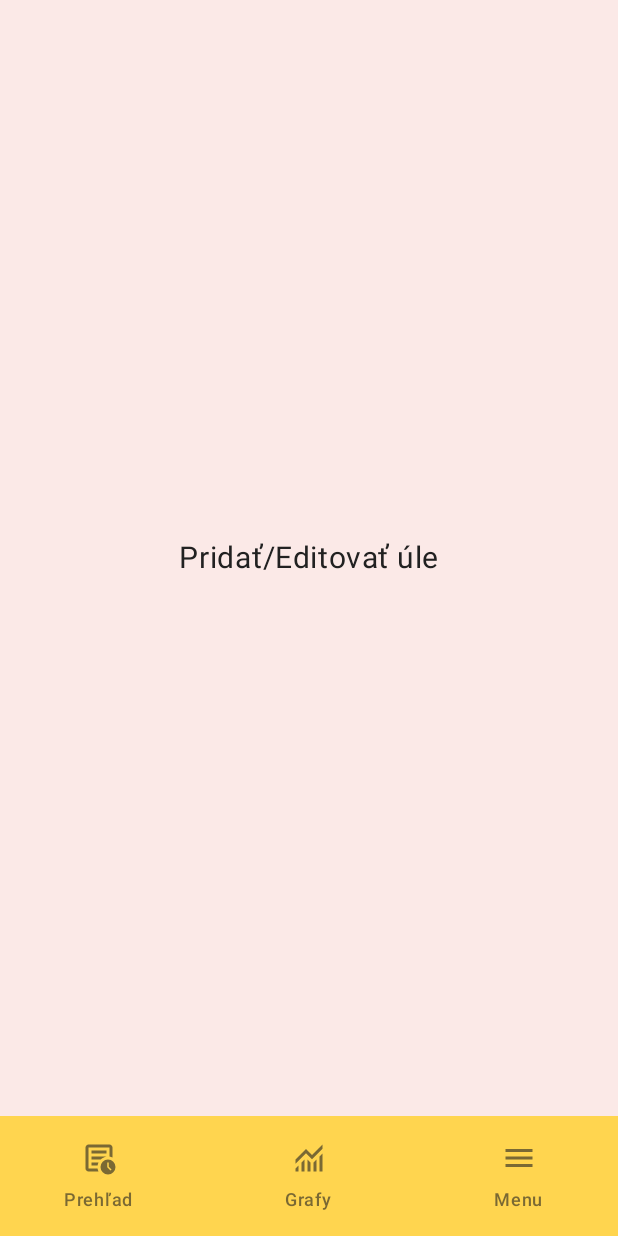
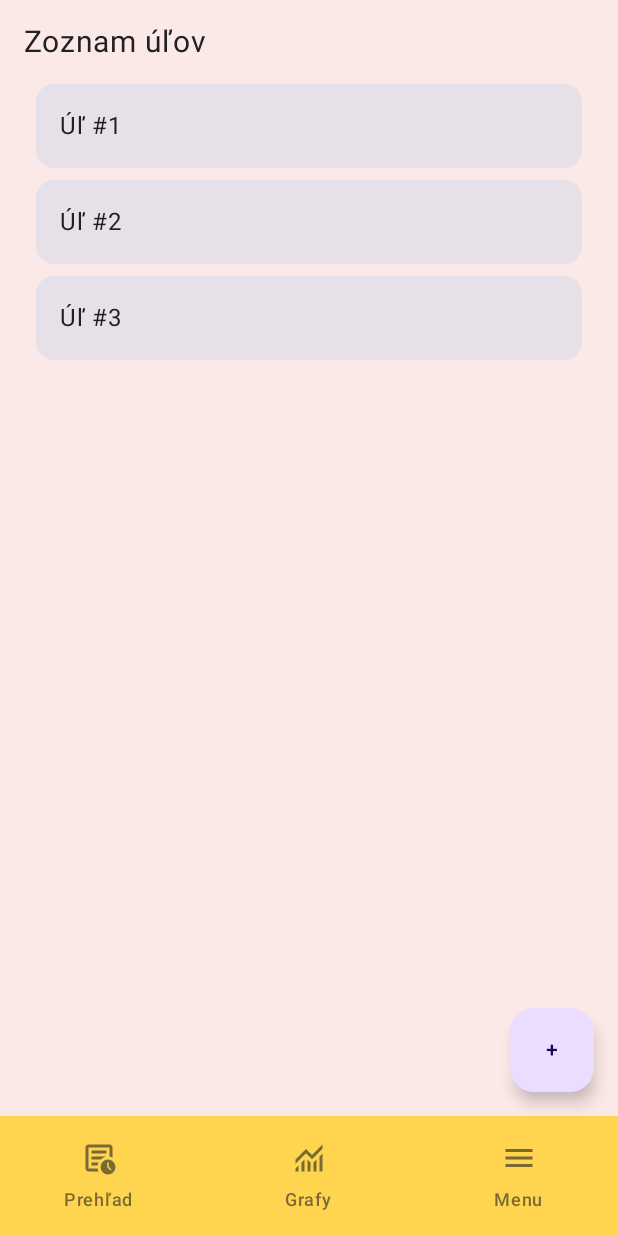
Before and after one commit to Miclah/BeeSense, an Android app built with Jetpack Compose: the HiveManagementScreen screen opened through its navigation route, on a phone screen of 412 x 824 dp. Run offline under Robolectric (Android 15) with nearby library versions, the phone set to English and light mode, and no system bars.

Commit message:
Basic Hive Management screen with navigation
- Created initial verion of HiveManagement screen with functioning navigation between other screens/subscreens.

```diff
--- a/app/src/main/java/com/beesense/MainActivity.kt
+++ b/app/src/main/java/com/beesense/MainActivity.kt
@@ -17,6 +17,7 @@ import com.beesense.ui.screens.OverviewScreen
 import com.beesense.ui.screens.GraphScreen
 import com.beesense.ui.screens.MenuScreen
 import com.beesense.ui.screens.subscreens.DiaryScreen
+import com.beesense.ui.screens.subscreens.HiveEditorScreen
 import com.beesense.ui.screens.subscreens.HiveManagementScreen
 import com.beesense.ui.screens.subscreens.SQLManagementScreen
 import com.beesense.ui.screens.subscreens.SettingsScreen
@@ -67,10 +68,11 @@ fun MainApp() {
             composable(Screen.Graphs.route) { GraphScreen() }
             composable(Screen.Menu.route) { MenuScreen(navController) }
 
-            composable(Screen.HiveManagement.route) { HiveManagementScreen() }
+            composable(Screen.HiveManagement.route) { HiveManagementScreen(navController) }
             composable(Screen.Diary.route) { DiaryScreen() }
             composable(Screen.SQLManagement.route) { SQLManagementScreen() }
             composable(Screen.Settings.route) { SettingsScreen() }
+            composable(Screen.HiveEditor.route) { HiveEditorScreen() }
         }
     }
 }
--- a/app/src/main/java/com/beesense/ui/navigation/Screen.kt
+++ b/app/src/main/java/com/beesense/ui/navigation/Screen.kt
@@ -5,8 +5,9 @@ sealed class Screen(val route: String, val label: String, val icon: Int? = null)
     object Overview : Screen("overview", "Prehľad", R.drawable.ic_overview)
     object Graphs : Screen("graphs", "Grafy", R.drawable.ic_graph)
     object Menu : Screen("menu", "Menu", R.drawable.ic_menu)
-    object HiveManagement : Screen("hive_management", "Pridať/Editovať úle")
+    object HiveManagement : Screen("hive_management", "Zoznam Úľov")
     object Diary : Screen("diary", "Denník")
     object SQLManagement : Screen("sql_management", "Zobrazenie/Editovanie SQL dát")
     object Settings : Screen("settings", "Nastavenia")
+    object HiveEditor : Screen("hive_editor", "Pridať/Editovať úľ")
 }
--- /dev/null
+++ b/app/src/main/java/com/beesense/ui/screens/subscreens/HiveEditorScreen.kt
@@ -0,0 +1,15 @@
+package com.beesense.ui.screens.subscreens
+
+import androidx.compose.foundation.layout.Box
+import androidx.compose.foundation.layout.fillMaxSize
+import androidx.compose.material3.Text
+import androidx.compose.runtime.Composable
+import androidx.compose.ui.Alignment
+import androidx.compose.ui.Modifier
+
+@Composable
+fun HiveEditorScreen() {
+    Box(modifier = Modifier.fillMaxSize(), contentAlignment = Alignment.Center) {
+        Text(text = "Obrazovka na pridanie/editovanie úľa")
+    }
+}
--- a/app/src/main/java/com/beesense/ui/screens/subscreens/HiveManagementScreen.kt
+++ b/app/src/main/java/com/beesense/ui/screens/subscreens/HiveManagementScreen.kt
@@ -1,17 +1,71 @@
 package com.beesense.ui.screens.subscreens
 
+import androidx.compose.foundation.layout.Arrangement
 import androidx.compose.foundation.layout.Box
+import androidx.compose.foundation.layout.Column
 import androidx.compose.foundation.layout.fillMaxSize
+import androidx.compose.foundation.layout.fillMaxWidth
+import androidx.compose.foundation.layout.padding
+import androidx.compose.foundation.lazy.LazyColumn
+import androidx.compose.foundation.lazy.items
+import androidx.compose.material3.Card
+import androidx.compose.material3.FloatingActionButton
+import androidx.compose.material3.Scaffold
 import androidx.compose.material3.Text
 import androidx.compose.runtime.Composable
+import androidx.compose.runtime.remember
 import androidx.compose.ui.Alignment
 import androidx.compose.ui.Modifier
+import androidx.compose.ui.unit.dp
 import androidx.compose.ui.unit.sp
+import androidx.navigation.NavController
 
 
 @Composable
-fun HiveManagementScreen() {
-    Box(modifier = Modifier.fillMaxSize(), contentAlignment = Alignment.Center) {
-        Text(text = "Pridať/Editovať úle", fontSize = 20.sp)
+fun HiveManagementScreen(navController: NavController) {
+    val mockHives = remember {
+        listOf("Úľ #1", "Úľ #2", "Úľ #3")
+    }
+
+    Scaffold(
+        floatingActionButton = {
+            FloatingActionButton(
+                onClick = {
+                    navController.navigate("hive_editor")
+                }
+            ) {
+                Text("+")
+            }
+        }
+    ) { padding ->
+        Column(
+            modifier = Modifier
+                .fillMaxSize()
+                .padding(padding)
+                .padding(16.dp)
+        ) {
+            Text(
+                text = "Zoznam úľov",
+                fontSize = 20.sp,
+                modifier = Modifier.padding(bottom = 16.dp)
+            )
+
+            LazyColumn(
+                verticalArrangement = Arrangement.spacedBy(8.dp)
+            ) {
+                items(mockHives) { hive ->
+                    Card(
+                        modifier = Modifier
+                            .fillMaxWidth()
+                            .padding(horizontal = 8.dp)
+                    ) {
+                        Text(
+                            text = hive,
+                            modifier = Modifier.padding(16.dp)
+                        )
+                    }
+                }
+            }
+        }
     }
 }
```
